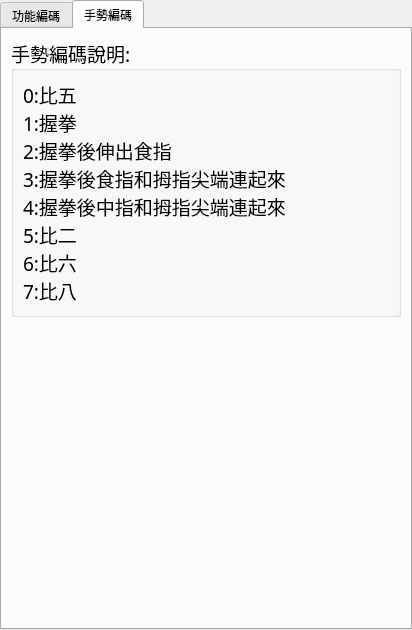
Qt form UI/key_binding_caption.ui (BlueLancaster/Hand-Recognition-Computer-Operation-System) before a commit.
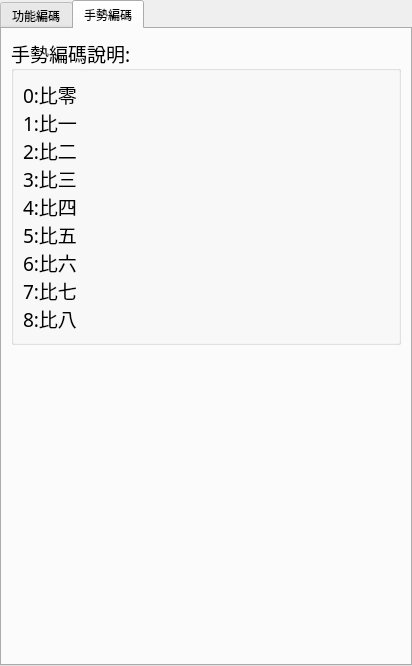
The same form after that commit. The open tabs and pages were chosen to show the change.

The edit to the form file:
```diff
--- a/UI/key_binding_caption.ui
+++ b/UI/key_binding_caption.ui
@@ -77,7 +77,9 @@
 14:螢幕截圖
 15:滑鼠左鍵單點
 16:滑鼠右鍵單點
-17:進入雙手動態模式</string>
+17:左鍵雙擊
+18:進入動態模式
+19:進入動態模式</string>
              </property>
              <property name="textFormat">
               <enum>Qt::AutoText</enum>
@@ -112,14 +114,15 @@
            <item>
             <widget class="QLabel" name="label_2">
              <property name="text">
-              <string>0:比五 
-1:握拳
-2:握拳後伸出食指
-3:握拳後食指和拇指尖端連起來 
-4:握拳後中指和拇指尖端連起來
-5:比二
+              <string>0:比零 
+1:比一
+2:比二
+3:比三 
+4:比四
+5:比五
 6:比六
-7:比八 </string>
+7:比七
+8:比八 </string>
              </property>
             </widget>
            </item>
```
